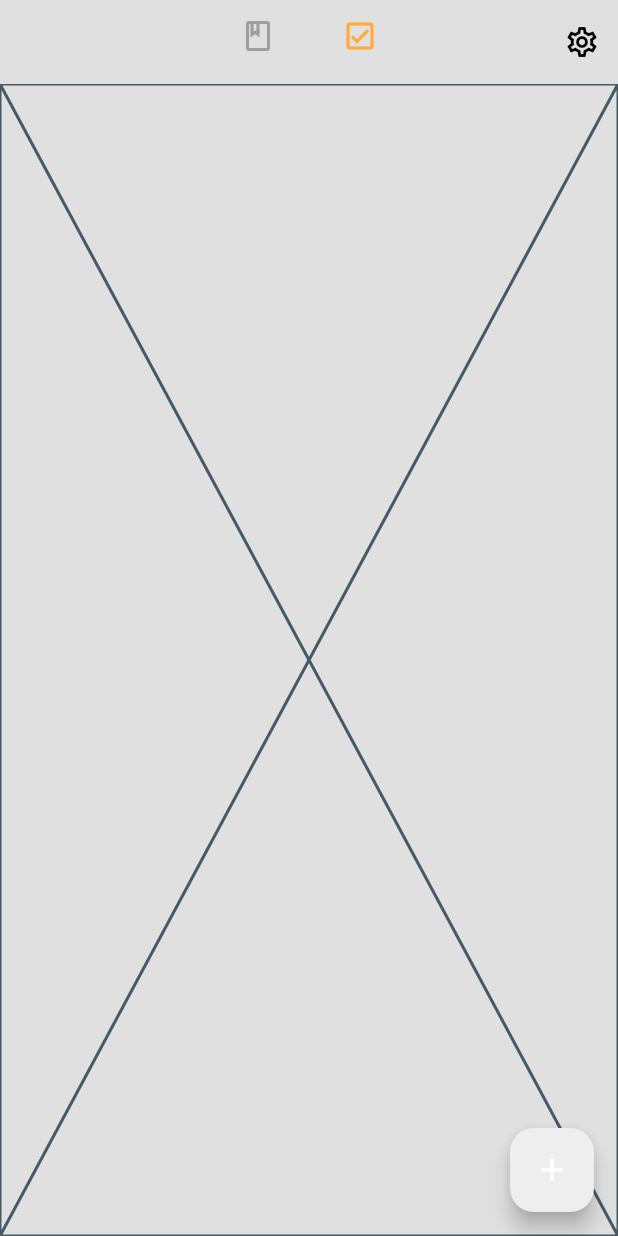
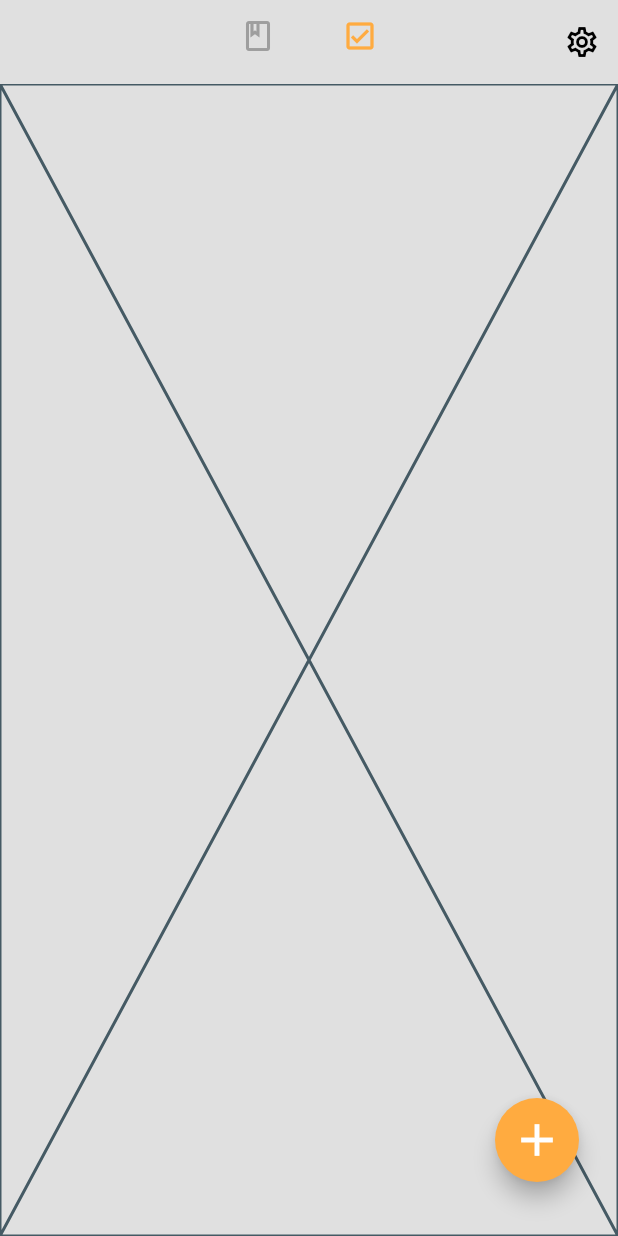
Before and after one commit to k-mushket/notepad_flutter, a Flutter app: the screen it shows after launch, after a tap on the "check box" icon, on a phone screen of 412 x 824 dp. Run offline on Flutter 3.47's test engine with Material 3 defaults, Android fonts, the phone set to English and light mode, and no system bars; our stand-ins replace isar, vibration; accounts and stored records are empty; generated files the repository leaves out were written again.

Commit message:
Extracted into a distinct NotepadFloatingButton.

```diff
--- a/lib/screens/notepad.dart
+++ b/lib/screens/notepad.dart
@@ -1,7 +1,8 @@
 import 'package:flutter/material.dart';
 import 'package:notepad_flutter/provider/notepad_provider.dart';
+import 'package:notepad_flutter/widgets/notepad/notepad_floating_button.dart';
+import 'package:notepad_flutter/widgets/notepad/notepad_overlay.dart';
 import 'package:provider/provider.dart';
-import 'package:notepad_flutter/screens/note_page.dart';
 import 'package:notepad_flutter/screens/notepad_check.dart';
 import 'package:notepad_flutter/screens/settings.dart';
 import 'package:notepad_flutter/widgets/notepad/notepad_items.dart';
@@ -58,7 +59,7 @@ class _NotepadState extends State<Notepad> {
         centerTitle: true,
         leading: isPressedNotepadItem.isPressedNotepadItem
             ? IconButton(
-                onPressed: () {},
+                onPressed: () => NotepadOverlay.removeOverlay(context),
                 icon: const Icon(Icons.close),
               )
             : null,
@@ -114,14 +115,7 @@ class _NotepadState extends State<Notepad> {
           ]
         ],
       ),
-      floatingActionButton: FloatingActionButton(
-        onPressed: () => Navigator.of(context).push(
-          MaterialPageRoute(
-            builder: (context) => const NotePage(),
-          ),
-        ),
-        child: const Icon(Icons.add),
-      ),
+      floatingActionButton: const NotepadFloatingButton(),
       backgroundColor: Theme.of(context).colorScheme.background,
       body: PageView(
         controller: _pageController,
--- /dev/null
+++ b/lib/widgets/notepad/notepad_floating_button.dart
@@ -0,0 +1,27 @@
+import 'package:flutter/material.dart';
+
+import 'package:notepad_flutter/screens/note_page.dart';
+
+class NotepadFloatingButton extends StatelessWidget {
+  const NotepadFloatingButton({super.key});
+
+  @override
+  Widget build(BuildContext context) {
+    return Padding(
+      padding: const EdgeInsets.only(right: 10, bottom: 20),
+      child: FloatingActionButton(
+        backgroundColor: Colors.orangeAccent,
+        shape: const CircleBorder(),
+        onPressed: () => Navigator.of(context).push(
+          MaterialPageRoute(
+            builder: (context) => const NotePage(),
+          ),
+        ),
+        child: const Icon(
+          Icons.add,
+          size: 36,
+        ),
+      ),
+    );
+  }
+}
--- a/lib/widgets/notepad/notepad_item.dart
+++ b/lib/widgets/notepad/notepad_item.dart
@@ -11,8 +11,6 @@ class NotepadItem extends StatelessWidget {
 
   final Note note;
   final String displayDate;
-
-
 
   @override
   Widget build(BuildContext context) {
--- a/lib/widgets/notepad/notepad_items.dart
+++ b/lib/widgets/notepad/notepad_items.dart
@@ -1,12 +1,12 @@
 import 'package:flutter/material.dart';
 import 'package:flutter_staggered_grid_view/flutter_staggered_grid_view.dart';
 import 'package:intl/intl.dart';
+import 'package:provider/provider.dart';
+import 'package:vibration/vibration.dart';
+
 import 'package:notepad_flutter/provider/notepad_provider.dart';
 import 'package:notepad_flutter/widgets/notepad/notepad_item.dart';
 import 'package:notepad_flutter/widgets/notepad/notepad_overlay.dart';
-import 'package:provider/provider.dart';
-import 'package:vibration/vibration.dart';
-
 import 'package:notepad_flutter/models/note.dart';
 import 'package:notepad_flutter/services/note_database.dart';
 
```
Also changed, not shown: lib/widgets/notepad/notepad_overlay.dart (+0 -15 lines).
